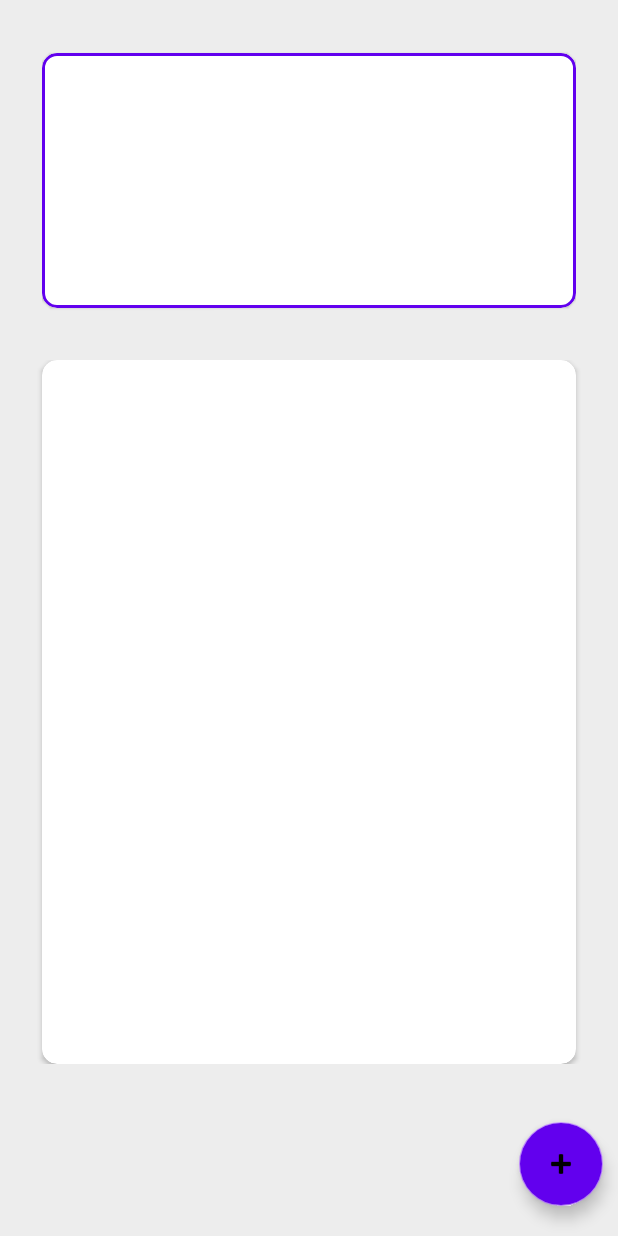
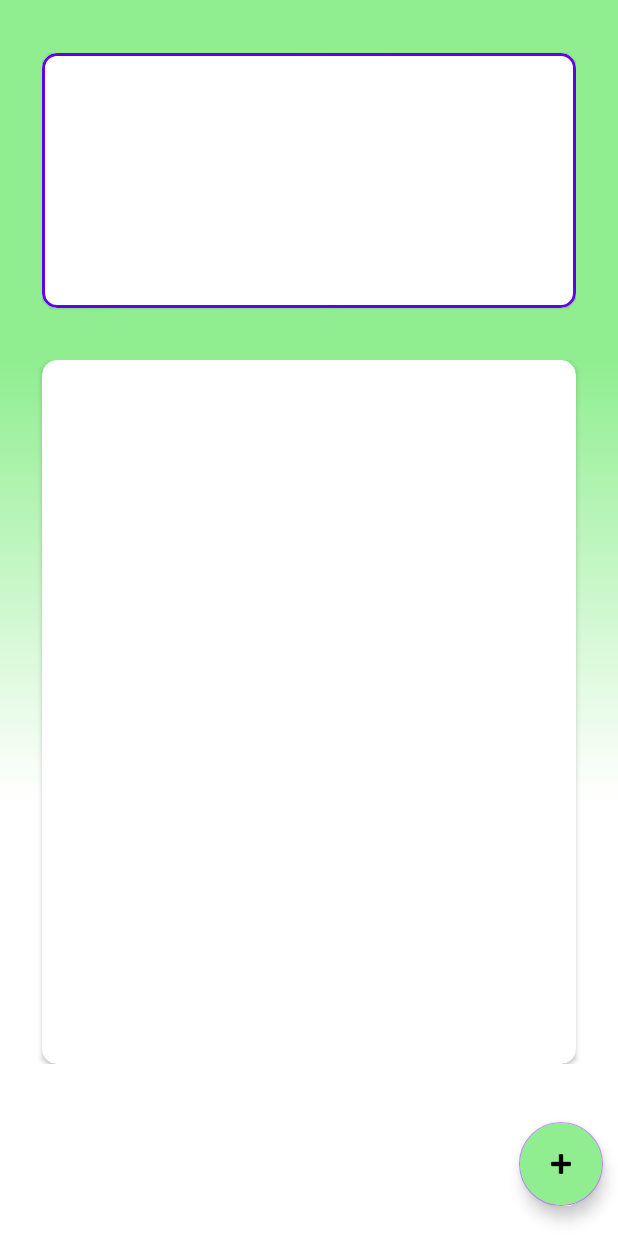
Before and after one commit to kamidevelop/MyMatters, an Android app: the layout fragment_family.xml on its own in the app's theme, with its tools: preview values and no code run, on a phone screen of 412 x 824 dp. Run offline under Robolectric (Android 15) with nearby library versions, the phone set to English and light mode, and no system bars.

Commit message:
Green-white gradient
Use green-white gradient at family

```diff
--- /dev/null
+++ b/app/src/main/res/drawable/green_white_gradient.xml
@@ -0,0 +1,9 @@
+<?xml version="1.0" encoding="utf-8"?>
+<shape xmlns:android="http://schemas.android.com/apk/res/android">
+    <gradient
+        android:type="linear"
+        android:angle="-90"
+        android:startColor="@color/light_green"
+        android:centerColor="@color/white"
+        android:endColor="@color/white"/>
+</shape>
--- a/app/src/main/res/layout/fragment_family.xml
+++ b/app/src/main/res/layout/fragment_family.xml
@@ -4,7 +4,7 @@
     xmlns:tools="http://schemas.android.com/tools"
     android:layout_width="match_parent"
     android:layout_height="match_parent"
-    android:background="@color/shadow_white"
+    android:background="@color/light_green"
     tools:context=".family.FamilyFragment">
 
     <LinearLayout
@@ -15,27 +15,26 @@
         <HorizontalScrollView
             android:id="@+id/horizontal_scroll_card"
             android:layout_width="match_parent"
-            android:layout_height="240dp"
-            android:background="@color/shadow_white">
+            android:layout_height="240dp">
 
             <androidx.constraintlayout.widget.ConstraintLayout
                 android:layout_width="wrap_content"
                 android:layout_height="match_parent"
                 android:layout_gravity="center"
-                android:background="@color/shadow_white"
                 android:orientation="horizontal">
 
                 <com.google.android.material.card.MaterialCardView
                     android:id="@+id/cardView"
                     android:layout_width="356dp"
                     android:layout_height="170dp"
+                    android:alpha="1"
                     app:cardCornerRadius="10dp"
-                    app:strokeColor="@color/purple_500"
-                    app:strokeWidth="2dp"
                     app:layout_constraintBottom_toBottomOf="parent"
                     app:layout_constraintEnd_toEndOf="parent"
                     app:layout_constraintStart_toStartOf="parent"
-                    app:layout_constraintTop_toTopOf="parent" />
+                    app:layout_constraintTop_toTopOf="parent"
+                    app:strokeColor="@color/purple_500"
+                    app:strokeWidth="2dp" />
 
             </androidx.constraintlayout.widget.ConstraintLayout>
         </HorizontalScrollView>
@@ -44,7 +43,7 @@
             android:id="@+id/vertical_scroll_info"
             android:layout_width="match_parent"
             android:layout_height="match_parent"
-            android:background="@color/shadow_white">
+            android:background="@drawable/green_white_gradient">
 
             <androidx.constraintlayout.widget.ConstraintLayout
                 android:layout_width="match_parent"
@@ -68,7 +67,7 @@
         android:layout_width="wrap_content"
         android:layout_height="wrap_content"
         android:layout_gravity="bottom|right"
-        android:backgroundTint="@color/purple_500"
+        android:backgroundTint="@color/light_green"
         android:clickable="true"
         android:src="@android:drawable/ic_input_add"
         android:translationX="-10dp"
--- a/app/src/main/res/values/colors.xml
+++ b/app/src/main/res/values/colors.xml
@@ -8,4 +8,5 @@
     <color name="black">#FF000000</color>
     <color name="white">#FFFFFFFF</color>
     <color name="shadow_white">#EDEDED</color>
+    <color name="light_green">#90EE90</color>
 </resources>
```
